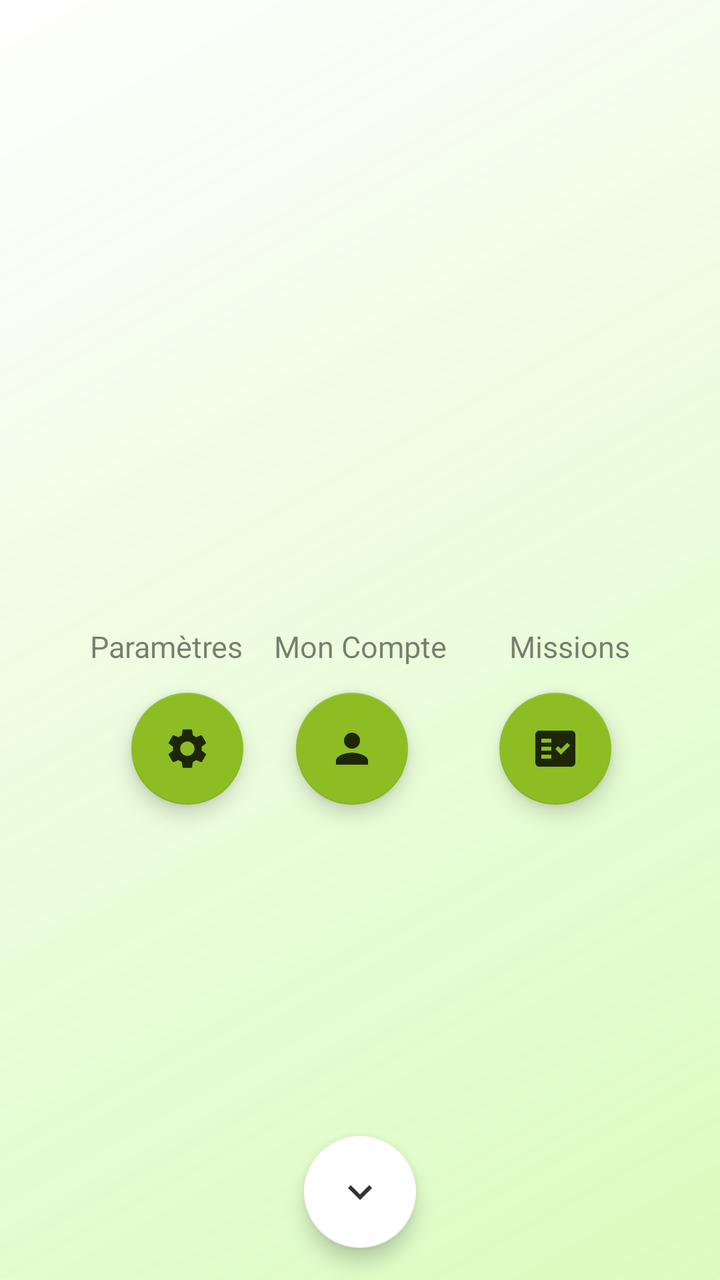
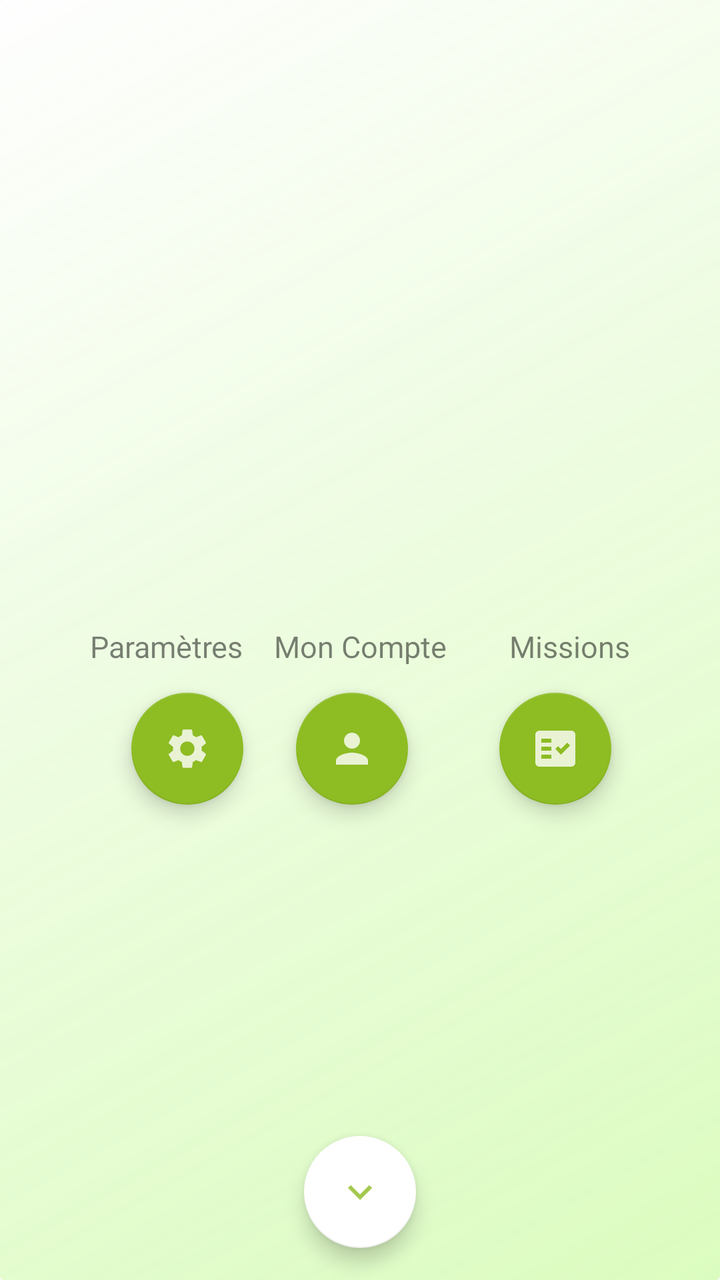

An Android layout rendered at two revisions. The XML below is the earlier revision; the diff shows what the commit changed to produce the second picture.
<!-- AndroidManifest.xml: application theme AppTheme.NoActionBar -->
<!-- res/layout/dashboard_layout.xml -->
<?xml version="1.0" encoding="utf-8"?>
<androidx.constraintlayout.widget.ConstraintLayout xmlns:android="http://schemas.android.com/apk/res/android"
    xmlns:app="http://schemas.android.com/apk/res-auto"
    android:id="@+id/layoutTool"
    android:layout_width="match_parent"
    android:layout_height="match_parent"
    android:background="@drawable/dashboard_shape">


    <androidx.constraintlayout.widget.Group
        android:id="@+id/groupButton"
        android:layout_width="wrap_content"
        android:layout_height="wrap_content"
        app:constraint_referenced_ids="taskButton, settingsButton, accountButton, titleAccount, titleTask,titleSettings"
        app:layout_constraintBottom_toTopOf="parent"
        app:layout_constraintEnd_toStartOf="parent"
        app:layout_constraintStart_toStartOf="parent"
        app:layout_constraintTop_toTopOf="parent" />

    <com.google.android.material.floatingactionbutton.FloatingActionButton
        android:id="@+id/settingsButton"
        android:layout_width="wrap_content"
        android:layout_height="wrap_content"
        android:layout_marginTop="8dp"
        android:layout_marginEnd="5dp"
        android:src="@drawable/setting"
        app:backgroundTint="@color/green_light"
        app:layout_constraintEnd_toEndOf="@+id/titleSettings"
        app:layout_constraintTop_toBottomOf="@+id/titleSettings" />

    <com.google.android.material.floatingactionbutton.FloatingActionButton
        android:id="@+id/accountButton"
        android:layout_width="wrap_content"
        android:layout_height="wrap_content"
        android:layout_marginStart="16dp"
        android:layout_marginTop="8dp"
        android:src="@drawable/account"
        app:backgroundTint="@color/green_light"
        app:layout_constraintStart_toStartOf="@+id/titleAccount"
        app:layout_constraintTop_toBottomOf="@+id/titleAccount" />

    <com.google.android.material.floatingactionbutton.FloatingActionButton
        android:id="@+id/taskButton"
        android:layout_width="wrap_content"
        android:layout_height="wrap_content"
        android:layout_marginTop="8dp"
        android:src="@drawable/check_list"
        app:backgroundTint="@color/green_light"
        app:layout_constraintStart_toStartOf="@+id/titleTask"
        app:layout_constraintTop_toBottomOf="@+id/titleTask" />

    <TextView
        android:id="@+id/titleSettings"
        style="@style/TextAppearance"
        android:layout_width="wrap_content"
        android:layout_height="wrap_content"
        android:layout_marginStart="40dp"
        android:alpha=".5"
        android:elevation="10dp"
        android:padding="5dp"
        android:text="@string/settings_title"
        app:layout_constraintStart_toStartOf="parent"
        app:layout_constraintTop_toTopOf="@+id/titleAccount" />

    <TextView
        android:id="@+id/titleAccount"
        style="@style/TextAppearance"
        android:layout_width="wrap_content"
        android:layout_height="wrap_content"
        android:layout_marginHorizontal="15dp"
        android:alpha=".5"
        android:elevation="10dp"
        android:padding="5dp"
        android:text="@string/account_title"
        app:layout_constraintBottom_toBottomOf="@+id/titleTask"
        app:layout_constraintEnd_toEndOf="parent"
        app:layout_constraintStart_toStartOf="parent" />

    <TextView
        android:id="@+id/titleTask"
        style="@style/TextAppearance"
        android:layout_width="wrap_content"
        android:layout_height="wrap_content"
        android:layout_marginTop="308dp"
        android:layout_marginEnd="40dp"
        android:alpha=".5"
        android:elevation="10dp"
        android:padding="5dp"
        android:text="@string/missions_title"
        android:textColor="@color/black"
        app:layout_constraintEnd_toEndOf="parent"
        app:layout_constraintTop_toTopOf="parent" />

    <TextView
        android:id="@+id/home_title"
        android:layout_width="0dp"
        android:layout_height="wrap_content"
        android:layout_marginHorizontal="20dp"
        android:layout_marginStart="20dp"
        android:layout_marginTop="36dp"
        android:layout_marginEnd="20dp"
        style="@style/TextAppearance"
        android:textAlignment="center"
        android:textColor="@color/black"
        android:textSize="25dp"
        app:layout_constraintEnd_toEndOf="parent"
        app:layout_constraintStart_toStartOf="parent"
        app:layout_constraintTop_toBottomOf="@+id/settingsButton" />

    <TextView
        android:id="@+id/textRecap"
        android:layout_width="0dp"
        android:layout_height="wrap_content"
        android:layout_marginHorizontal="20dp"
        android:layout_marginStart="20dp"
        android:layout_marginTop="43dp"
        android:layout_marginEnd="20dp"
        style="@style/TextAppearance"
        android:textAlignment="center"
        android:textSize="25dp"
        app:layout_constraintEnd_toEndOf="parent"
        app:layout_constraintStart_toStartOf="parent"
        app:layout_constraintTop_toBottomOf="@+id/home_title" />

    <com.google.android.material.floatingactionbutton.FloatingActionButton
        android:id="@+id/buttonClose"
        android:layout_width="wrap_content"
        android:layout_height="wrap_content"
        android:layout_marginBottom="16dp"
        android:src="@drawable/arrow_down"
        app:backgroundTint="@color/white"
        app:layout_constraintBottom_toBottomOf="parent"
        app:layout_constraintEnd_toEndOf="parent"
        app:layout_constraintHorizontal_bias="0.5"
        app:layout_constraintStart_toStartOf="parent" />
</androidx.constraintlayout.widget.ConstraintLayout>
<!-- resources referenced by this layout -->
<resources>
  <color name="black">#FF000000</color>
  <color name="green_light">#8dbc23</color>
  <color name="white">#FFFFFFFF</color>
  <!-- drawable account (drawable-anydpi) -->
  <vector xmlns:android="http://schemas.android.com/apk/res/android"
      android:width="24dp"
      android:height="24dp"
      android:viewportWidth="24"
      android:viewportHeight="24"
      android:tint="#000000"
      android:alpha="0.8">
    <path
        android:fillColor="@android:color/white"
        android:pathData="M12,12c2.21,0 4,-1.79 4,-4s-1.79,-4 -4,-4 -4,1.79 -4,4 1.79,4 4,4zM12,14c-2.67,0 -8,1.34 -8,4v2h16v-2c0,-2.66 -5.33,-4 -8,-4z"/>
  </vector>
  <!-- drawable arrow_down (drawable-anydpi) -->
  <vector xmlns:android="http://schemas.android.com/apk/res/android"
      android:width="24dp"
      android:height="24dp"
      android:viewportWidth="24"
      android:viewportHeight="24"
      android:tint="#000000"
      android:alpha="0.8">
    <path
        android:fillColor="@android:color/white"
        android:pathData="M7.41,8.59L12,13.17l4.59,-4.58L18,10l-6,6 -6,-6 1.41,-1.41z"/>
  </vector>
  <!-- drawable check_list (drawable-anydpi) -->
  <vector xmlns:android="http://schemas.android.com/apk/res/android"
      android:width="24dp"
      android:height="24dp"
      android:viewportWidth="24"
      android:viewportHeight="24"
      android:tint="#000000"
      android:alpha="0.8">
    <path
        android:fillColor="@android:color/white"
        android:pathData="M20,3H4C2.9,3 2,3.9 2,5v14c0,1.1 0.9,2 2,2h16c1.1,0 2,-0.9 2,-2V5C22,3.9 21.1,3 20,3zM10,17H5v-2h5V17zM10,13H5v-2h5V13zM10,9H5V7h5V9zM14.82,15L12,12.16l1.41,-1.41l1.41,1.42L17.99,9l1.42,1.42L14.82,15z"
        android:fillType="evenOdd"/>
  </vector>
  <!-- drawable dashboard_shape (drawable) -->
  <?xml version="1.0" encoding="utf-8"?>
  <layer-list xmlns:android="http://schemas.android.com/apk/res/android">
      <item>
          <shape android:shape="rectangle">
              <solid android:color="@color/green_opacity"/>
              <corners android:radius="2dp" />
              <gradient
                  android:angle="315"
                  android:centerX="80%"
                  android:endColor="@color/green_opacity"
                  android:startColor="@color/white" />
  
          </shape>
      </item>
  </layer-list>
  <string name="account_title">Mon Compte</string>
  <string name="missions_title">Missions</string>
  <string name="settings_title">Paramètres</string>
  <style name="TextAppearance" parent="TextAppearance.AppCompat">
          <item name="android:background">@color/transparent</item>
          <item name="android:textColor">@color/black</item>
          <item name="android:textSize">15sp</item>
      </style>
  <style name="AppTheme.NoActionBar">
          <item name="windowActionBar">false</item>
          <item name="windowNoTitle">true</item>
      </style>
  <color name="green_opacity">#BABFFD8A</color>
  <color name="transparent">#00FFFFFF</color>
  <!-- unchanged entries left out for length: 1 -->
</resources>

<!-- the commit's change to res/layout/dashboard_layout.xml (unified diff, before → after) -->
@@ -24,6 +24,7 @@
         android:layout_marginTop="8dp"
         android:layout_marginEnd="5dp"
         android:src="@drawable/setting"
+        app:tint="@color/white"
         app:backgroundTint="@color/green_light"
         app:layout_constraintEnd_toEndOf="@+id/titleSettings"
         app:layout_constraintTop_toBottomOf="@+id/titleSettings" />
@@ -35,6 +36,7 @@
         android:layout_marginStart="16dp"
         android:layout_marginTop="8dp"
         android:src="@drawable/account"
+        app:tint="@color/white"
         app:backgroundTint="@color/green_light"
         app:layout_constraintStart_toStartOf="@+id/titleAccount"
         app:layout_constraintTop_toBottomOf="@+id/titleAccount" />
@@ -45,6 +47,7 @@
         android:layout_height="wrap_content"
         android:layout_marginTop="8dp"
         android:src="@drawable/check_list"
+        app:tint="@color/white"
         app:backgroundTint="@color/green_light"
         app:layout_constraintStart_toStartOf="@+id/titleTask"
         app:layout_constraintTop_toBottomOf="@+id/titleTask" />
@@ -129,6 +132,7 @@
         android:layout_marginBottom="16dp"
         android:src="@drawable/arrow_down"
         app:backgroundTint="@color/white"
+        app:tint="@color/green_light"
         app:layout_constraintBottom_toBottomOf="parent"
         app:layout_constraintEnd_toEndOf="parent"
         app:layout_constraintHorizontal_bias="0.5"
